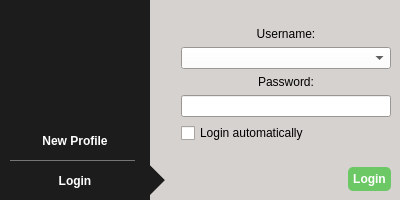
First picture: the form in src/widget/loginscreen.ui, repository qTox/qTox, before the edit.
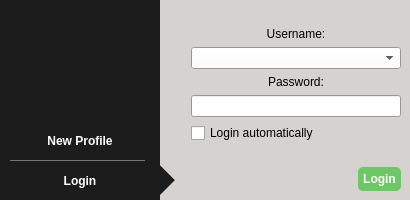
Second picture: the form after the edit. Icons and pictures are not drawn.

Commit message:
Make login screen a bit larger
So the text fits on all translations

Patch:
```diff
--- a/src/widget/loginscreen.ui
+++ b/src/widget/loginscreen.ui
@@ -6,19 +6,19 @@
    <rect>
     <x>0</x>
     <y>0</y>
-    <width>400</width>
+    <width>410</width>
     <height>200</height>
    </rect>
   </property>
   <property name="minimumSize">
    <size>
-    <width>400</width>
+    <width>410</width>
     <height>200</height>
    </size>
   </property>
   <property name="maximumSize">
    <size>
-    <width>400</width>
+    <width>415</width>
     <height>200</height>
    </size>
   </property>
@@ -153,7 +153,7 @@
   <widget class="QStackedWidget" name="stackedWidget">
    <property name="geometry">
     <rect>
-     <x>150</x>
+     <x>160</x>
      <y>0</y>
      <width>250</width>
      <height>200</height>
@@ -1000,7 +1000,7 @@
     <rect>
      <x>10</x>
      <y>160</y>
-     <width>125</width>
+     <width>135</width>
      <height>1</height>
     </rect>
    </property>
@@ -1051,9 +1051,9 @@
   <widget class="QPushButton" name="newProfilePgbtn">
    <property name="geometry">
     <rect>
-     <x>25</x>
+     <x>0</x>
      <y>130</y>
-     <width>100</width>
+     <width>160</width>
      <height>22</height>
     </rect>
    </property>
@@ -1073,9 +1073,9 @@
   <widget class="QPushButton" name="loginPgbtn">
    <property name="geometry">
     <rect>
-     <x>25</x>
+     <x>0</x>
      <y>170</y>
-     <width>100</width>
+     <width>160</width>
      <height>22</height>
     </rect>
    </property>
@@ -1095,7 +1095,7 @@
   <widget class="QLabel" name="label_7">
    <property name="geometry">
     <rect>
-     <x>25</x>
+     <x>30</x>
      <y>15</y>
      <width>100</width>
      <height>100</height>
```
